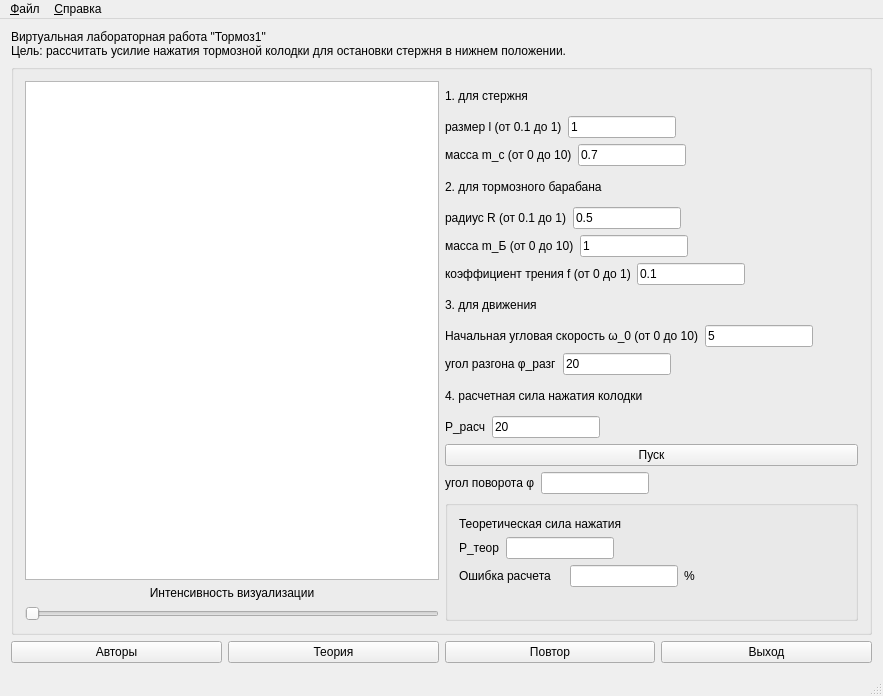
Above: mainwindow.ui from mmaulwurff/mech-brake1 before the change. Below: the same form after it.
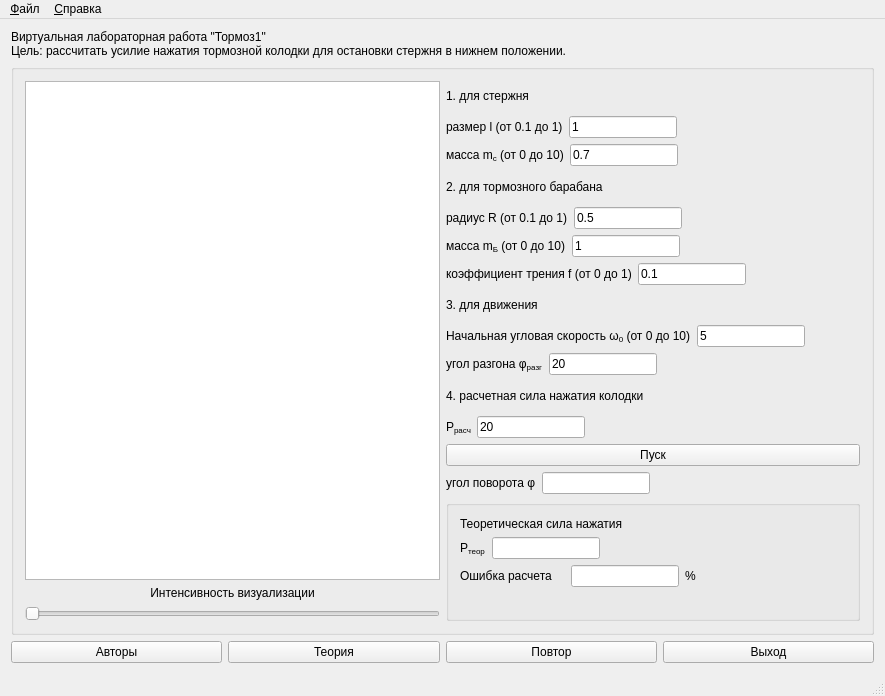
That is the form after the change. Icons and pictures are not drawn.

Commit message: make theory button load theory

```diff
--- a/mainwindow.ui
+++ b/mainwindow.ui
@@ -6,7 +6,7 @@
    <rect>
     <x>0</x>
     <y>0</y>
-    <width>883</width>
+    <width>885</width>
     <height>696</height>
    </rect>
   </property>
@@ -147,7 +147,7 @@
               </sizepolicy>
              </property>
              <property name="text">
-              <string>масса m_c (от 0 до 10)</string>
+              <string>масса m&lt;sub&gt;c&lt;/sub&gt;  (от 0 до 10)</string>
              </property>
             </widget>
            </item>
@@ -231,7 +231,7 @@
            <item>
             <widget class="QLabel" name="label_6">
              <property name="text">
-              <string>масса m_Б (от 0 до 10)</string>
+              <string>масса m&lt;sub&gt;Б&lt;/sub&gt; (от 0 до 10)</string>
              </property>
             </widget>
            </item>
@@ -312,7 +312,7 @@
            <item>
             <widget class="QLabel" name="label_9">
              <property name="text">
-              <string>Начальная угловая скорость ω_0 (от 0 до 10)</string>
+              <string>Начальная угловая скорость ω&lt;sub&gt;0&lt;/sub&gt; (от 0 до 10)</string>
              </property>
             </widget>
            </item>
@@ -349,7 +349,7 @@
            <item>
             <widget class="QLabel" name="label_10">
              <property name="text">
-              <string>угол разгона φ_разг</string>
+              <string>угол разгона φ&lt;sub&gt;разг&lt;/sub&gt;</string>
              </property>
             </widget>
            </item>
@@ -393,7 +393,7 @@
            <item>
             <widget class="QLabel" name="label_12">
              <property name="text">
-              <string>P_расч</string>
+              <string>P&lt;sub&gt;расч&lt;/sub&gt;</string>
              </property>
             </widget>
            </item>
@@ -499,7 +499,7 @@
               <item>
                <widget class="QLabel" name="label_15">
                 <property name="text">
-                 <string>P_теор</string>
+                 <string>P&lt;sub&gt;теор&lt;/sub&gt;</string>
                 </property>
                </widget>
               </item>
@@ -642,7 +642,7 @@
     <rect>
      <x>0</x>
      <y>0</y>
-     <width>883</width>
+     <width>885</width>
      <height>22</height>
     </rect>
    </property>
```
The commit also changes 2 other files.
